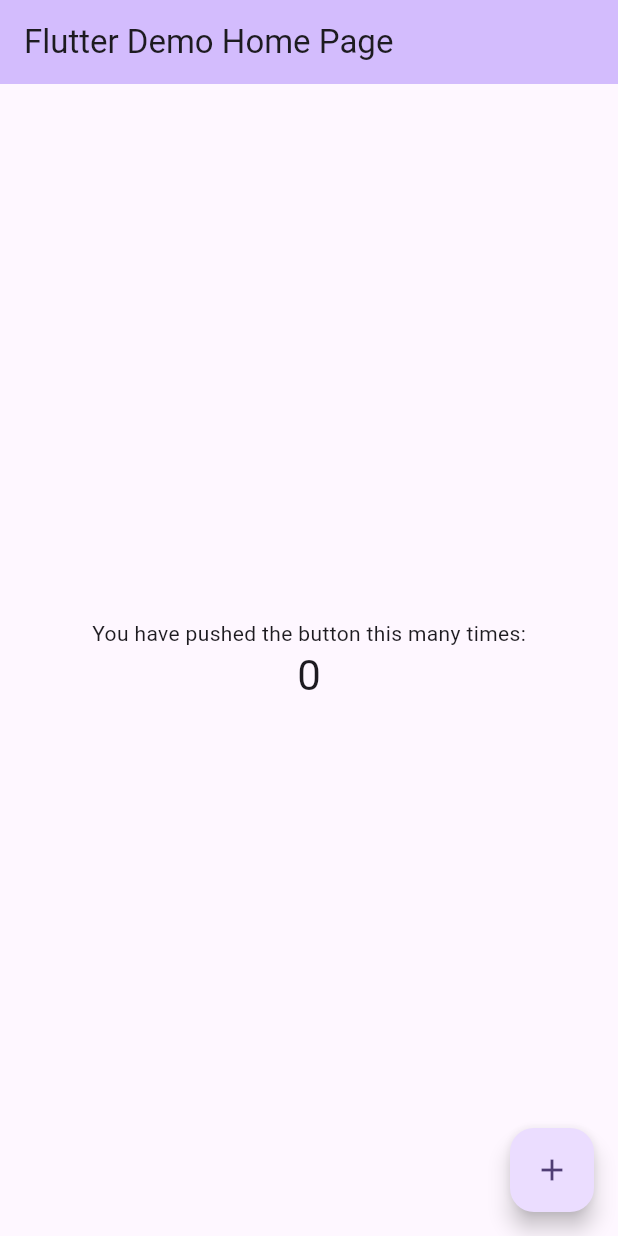
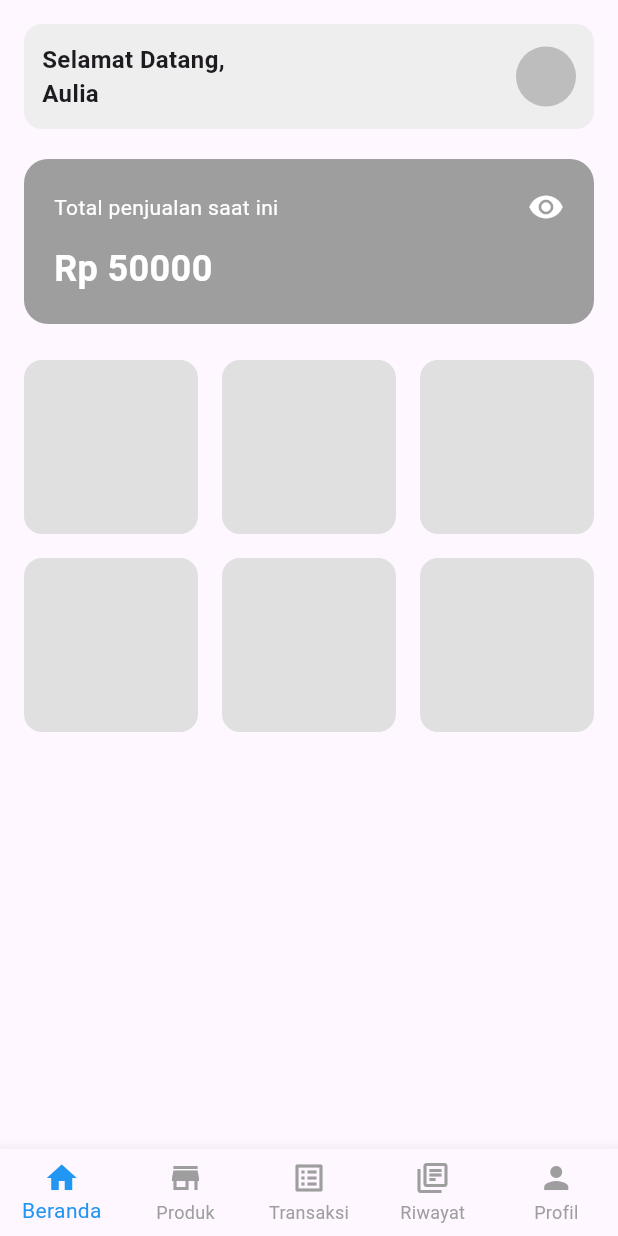
Before and after one commit to lakuna2/Inventify, a Flutter app: the screen it shows after launch, on a phone screen of 412 x 824 dp. Run offline on Flutter 3.47's test engine with Material 3 defaults, Android fonts, the phone set to English and light mode, and no system bars.

Commit message:
struktur dasar app

```diff
--- /dev/null
+++ b/lib/beranda.dart
@@ -0,0 +1,133 @@
+import 'package:flutter/material.dart';
+
+class Beranda extends StatelessWidget {
+  const Beranda({super.key});
+
+  @override
+  Widget build(BuildContext context) {
+    return Scaffold(
+      body: SafeArea(
+        child: Padding(
+          padding: const EdgeInsets.all(16),
+          child: Column(
+            crossAxisAlignment: CrossAxisAlignment.start,
+            children: [
+              _Header(),
+              const SizedBox(height: 20),
+              _TotalCard(
+                total: 50000,
+                isHidden: false,
+              ),
+              const SizedBox(height: 24),
+              _MenuGrid(),
+            ],
+          ),
+        ),
+      ),
+    );
+  }
+}
+
+class _Header extends StatelessWidget {
+  @override
+  Widget build(BuildContext context) {
+    return Container(
+      padding: const EdgeInsets.all(12),
+      decoration: BoxDecoration(
+        color: Colors.grey.shade200,
+        borderRadius: BorderRadius.circular(12),
+      ),
+      child: Row(
+        children: [
+          const Expanded(
+            child: Text(
+              'Selamat Datang,\nAulia',
+              style: TextStyle(
+                fontSize: 16,
+                fontWeight: FontWeight.w600,
+              ),
+            ),
+          ),
+          CircleAvatar(
+            radius: 20,
+            backgroundColor: Colors.grey.shade400,
+          ),
+        ],
+      ),
+    );
+  }
+}
+
+class _TotalCard extends StatelessWidget {
+  final int total;
+  final bool isHidden;
+
+  const _TotalCard({
+    required this.total,
+    required this.isHidden,
+  });
+
+  @override
+  Widget build(BuildContext context) {
+    return Container(
+      width: double.infinity,
+      padding: const EdgeInsets.all(20),
+      decoration: BoxDecoration(
+        color: Colors.grey.shade500,
+        borderRadius: BorderRadius.circular(16),
+      ),
+      child: Column(
+        crossAxisAlignment: CrossAxisAlignment.start,
+        children: [
+          Row(
+            mainAxisAlignment: MainAxisAlignment.spaceBetween,
+            children: [
+              const Text(
+                'Total penjualan saat ini',
+                style: TextStyle(color: Colors.white),
+              ),
+              Icon(
+                isHidden ? Icons.visibility_off : Icons.visibility,
+                color: Colors.white,
+              ),
+            ],
+          ),
+          const SizedBox(height: 12),
+          Text(
+            isHidden ? '•••••••' : 'Rp ${total.toString()}',
+            style: const TextStyle(
+              fontSize: 24,
+              fontWeight: FontWeight.bold,
+              color: Colors.white,
+            ),
+          ),
+        ],
+      ),
+    );
+  }
+}
+
+
+class _MenuGrid extends StatelessWidget {
+  @override
+  Widget build(BuildContext context) {
+    return Expanded(
+      child: GridView.builder(
+        itemCount: 6,
+        gridDelegate: const SliverGridDelegateWithFixedCrossAxisCount(
+          crossAxisCount: 3,
+          mainAxisSpacing: 16,
+          crossAxisSpacing: 16,
+        ),
+        itemBuilder: (context, index) {
+          return Container(
+            decoration: BoxDecoration(
+              color: Colors.grey.shade300,
+              borderRadius: BorderRadius.circular(12),
+            ),
+          );
+        },
+      ),
+    );
+  }
+}
--- a/lib/home.dart
+++ /dev/null
@@ -1,10 +0,0 @@
-import 'package:flutter/material.dart';
-
-class HomePage extends StatelessWidget {
-  const HomePage({super.key});
-
-  @override
-  Widget build(BuildContext context) {
-    return const Placeholder();
-  }
-}
--- a/lib/main.dart
+++ b/lib/main.dart
@@ -1,4 +1,9 @@
 import 'package:flutter/material.dart';
+import 'package:inventify/beranda.dart';
+import 'package:inventify/produk.dart';
+import 'package:inventify/profil.dart';
+import 'package:inventify/riwayat.dart';
+import 'package:inventify/transaksi.dart';
 
 void main() {
   runApp(const MyApp());
@@ -11,96 +16,70 @@ class MyApp extends StatelessWidget {
   @override
   Widget build(BuildContext context) {
     return MaterialApp(
-      title: 'Flutter Demo',
+      title: 'Inventify',
       theme: ThemeData(
-        colorScheme: .fromSeed(seedColor: Colors.deepPurple),
+        colorScheme: ColorScheme.fromSeed(seedColor: Colors.deepPurple),
       ),
-      home: const MyHomePage(title: 'Flutter Demo Home Page'),
+      debugShowCheckedModeBanner: false,
+      home: BottomNavigation(),
     );
   }
 }
 
-class MyHomePage extends StatefulWidget {
-  const MyHomePage({super.key, required this.title});
-
-  // This widget is the home page of your application. It is stateful, meaning
-  // that it has a State object (defined below) that contains fields that affect
-  // how it looks.
-
-  // This class is the configuration for the state. It holds the values (in this
-  // case the title) provided by the parent (in this case the App widget) and
-  // used by the build method of the State. Fields in a Widget subclass are
-  // always marked "final".
-
-  final String title;
+class BottomNavigation extends StatefulWidget {
+  const BottomNavigation({super.key});
 
   @override
-  State<MyHomePage> createState() => _MyHomePageState();
+  State<BottomNavigation> createState() => _BottomNavigationState();
 }
 
-class _MyHomePageState extends State<MyHomePage> {
-  int _counter = 0;
+class _BottomNavigationState extends State<BottomNavigation> {
+  int _selectedIndex = 0;
 
-  void _incrementCounter() {
-    setState(() {
-      // This call to setState tells the Flutter framework that something has
-      // changed in this State, which causes it to rerun the build method below
-      // so that the display can reflect the updated values. If we changed
-      // _counter without calling setState(), then the build method would not be
-      // called again, and so nothing would appear to happen.
-      _counter++;
-    });
-  }
+  final List<Widget> _pages = const [
+    Beranda(),
+    Produk(),
+    Transaksi(),
+    Riwayat(),
+    Profil(),
+  ];
 
   @override
   Widget build(BuildContext context) {
-    // This method is rerun every time setState is called, for instance as done
-    // by the _incrementCounter method above.
-    //
-    // The Flutter framework has been optimized to make rerunning build methods
-    // fast, so that you can just rebuild anything that needs updating rather
-    // than having to individually change instances of widgets.
     return Scaffold(
-      appBar: AppBar(
-        // TRY THIS: Try changing the color here to a specific color (to
-        // Colors.amber, perhaps?) and trigger a hot reload to see the AppBar
-        // change color while the other colors stay the same.
-        backgroundColor: Theme.of(context).colorScheme.inversePrimary,
-        // Here we take the value from the MyHomePage object that was created by
-        // the App.build method, and use it to set our appbar title.
-        title: Text(widget.title),
-      ),
-      body: Center(
-        // Center is a layout widget. It takes a single child and positions it
-        // in the middle of the parent.
-        child: Column(
-          // Column is also a layout widget. It takes a list of children and
-          // arranges them vertically. By default, it sizes itself to fit its
-          // children horizontally, and tries to be as tall as its parent.
-          //
-          // Column has various properties to control how it sizes itself and
-          // how it positions its children. Here we use mainAxisAlignment to
-          // center the children vertically; the main axis here is the vertical
-          // axis because Columns are vertical (the cross axis would be
-          // horizontal).
-          //
-          // TRY THIS: Invoke "debug painting" (choose the "Toggle Debug Paint"
-          // action in the IDE, or press "p" in the console), to see the
-          // wireframe for each widget.
-          mainAxisAlignment: .center,
-          children: [
-            const Text('You have pushed the button this many times:'),
-            Text(
-              '$_counter',
-              style: Theme.of(context).textTheme.headlineMedium,
-            ),
-          ],
-        ),
-      ),
-      floatingActionButton: FloatingActionButton(
-        onPressed: _incrementCounter,
-        tooltip: 'Increment',
-        child: const Icon(Icons.add),
+      body: _pages[_selectedIndex],
+      bottomNavigationBar: BottomNavigationBar(
+        currentIndex: _selectedIndex,
+        selectedItemColor: Colors.blue,
+        unselectedItemColor: Colors.grey,
+        type: BottomNavigationBarType.fixed,
+        onTap: (index) {
+          setState(() {
+            _selectedIndex = index;
+          });
+        },
+        items: const [
+          BottomNavigationBarItem(
+            icon: Icon(Icons.home),
+            label: 'Beranda',
+          ),
+          BottomNavigationBarItem(
+            icon: Icon(Icons.store_mall_directory),
+            label: 'Produk',
+          ),
+          BottomNavigationBarItem(
+            icon: Icon(Icons.list_alt),
+            label: 'Transaksi',
+          ),
+          BottomNavigationBarItem(
+            icon: Icon(Icons.library_books_outlined),
+            label: 'Riwayat',
+          ),
+          BottomNavigationBarItem(
+            icon: Icon(Icons.person),
+            label: 'Profil',
+          ),
+        ],
       ),
     );
   }
--- /dev/null
+++ b/lib/produk.dart
@@ -0,0 +1,29 @@
+import 'package:flutter/material.dart';
+
+class Produk extends StatefulWidget {
+  const Produk({super.key});
+
+  @override
+  State<Produk> createState() => _ProdukState();
+}
+
+class Product {
+  final String name;
+  final String description;
+  int stock;
+
+  Product({
+    required this.name,
+    required this.description,
+    required this.stock,
+  });
+}
+
+class _ProdukState extends State<Produk> {
+
+
+  @override
+  Widget build(BuildContext context) {
+    return const Placeholder();
+  }
+}
--- /dev/null
+++ b/lib/profil.dart
@@ -0,0 +1,11 @@
+import 'package:flutter/material.dart';
+
+class Profil extends StatelessWidget {
+  const Profil({super.key});
+
+  @override
+  Widget build(BuildContext context) {
+    return const Placeholder();
+
+  }
+}
--- /dev/null
+++ b/lib/riwayat.dart
@@ -0,0 +1,15 @@
+import 'package:flutter/material.dart';
+
+class Riwayat extends StatefulWidget {
+  const Riwayat({super.key});
+
+  @override
+  State<Riwayat> createState() => _RiwayatState();
+}
+
+class _RiwayatState extends State<Riwayat> {
+  @override
+  Widget build(BuildContext context) {
+    return const Placeholder();
+  }
+}
--- /dev/null
+++ b/lib/transaksi.dart
@@ -0,0 +1,15 @@
+import 'package:flutter/material.dart';
+
+class Transaksi extends StatefulWidget {
+  const Transaksi({super.key});
+
+  @override
+  State<Transaksi> createState() => _TransaksiState();
+}
+
+class _TransaksiState extends State<Transaksi> {
+  @override
+  Widget build(BuildContext context) {
+    return const Placeholder();
+  }
+}
--- a/pubspec.yaml
+++ b/pubspec.yaml
@@ -34,6 +34,7 @@ dependencies:
   # The following adds the Cupertino Icons font to your application.
   # Use with the CupertinoIcons class for iOS style icons.
   cupertino_icons: ^1.0.8
+  provider: ^6.1.5+1
 
 dev_dependencies:
   flutter_test:
```
Also changed, not shown: pubspec.lock.
